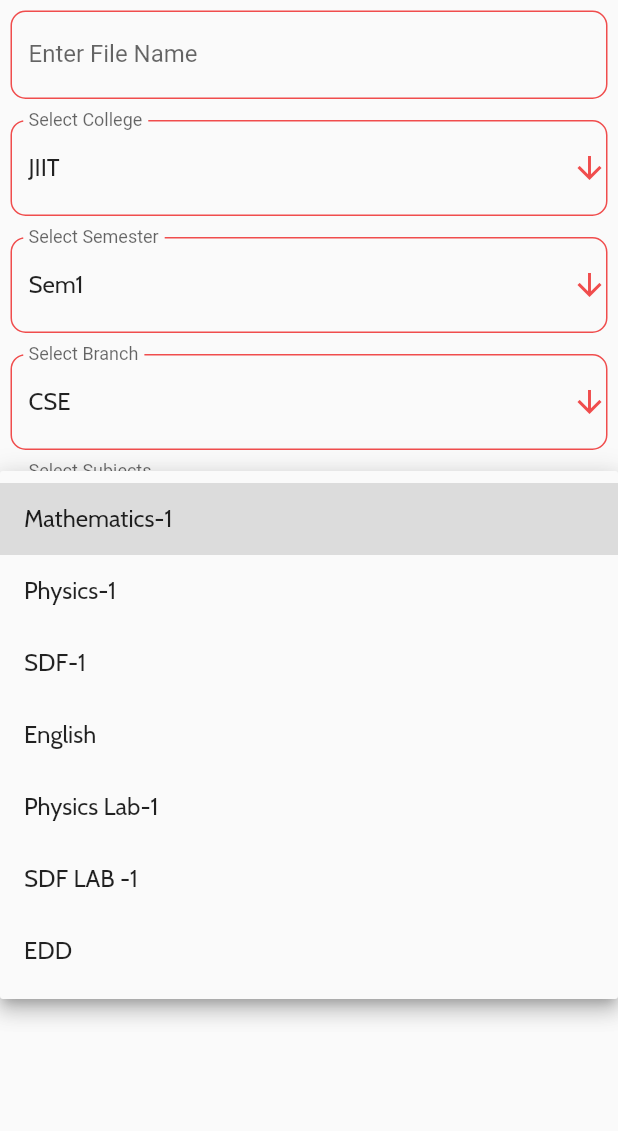
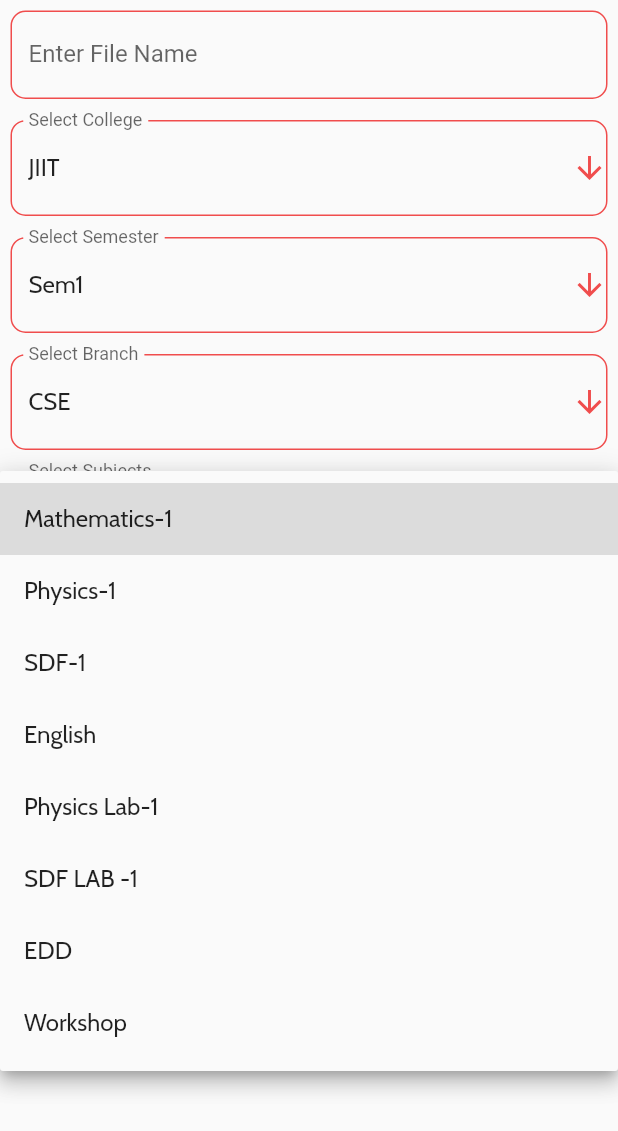
Before and after one commit to axactstudios/fluttersolvecaseuploader, a Flutter app: the UploadStudyMaterial widget shown alone on an empty page, opened directly, after a tap on "Mathematics-1", on a phone screen of 412 x 824 dp. Shown: the top 1131 px of the screen. Run offline on Flutter 3.47's test engine with Material 2 defaults, Android fonts, the phone set to English and light mode, and no system bars; our stand-ins replace file_picker, firebase_database, firebase_storage, fluttertoast, image_picker; accounts and stored records are empty; project files that could hold a hidden picture were left out.

Commit message:
finalyy everyting dne just render flex left

```diff
--- a/lib/UploadStudyMaterial.dart
+++ b/lib/UploadStudyMaterial.dart
@@ -26,7 +26,8 @@ class _UploadStudyMaterialState extends State<UploadStudyMaterial> {
     'English',
     'Physics Lab-1 ',
     'SDF LAB -1',
-    'EDD'
+    'EDD',
+    'Workshop'
   ];
   final listOfSubjects2Cse = [
     "Mathematics-2",
@@ -36,7 +37,8 @@ class _UploadStudyMaterialState extends State<UploadStudyMaterial> {
     "Physics Lab-2",
     "Electrical Science Lab-I",
     "SDF LAB-2",
-    "Workshop"
+    "Workshop",
+    "EDD"
   ];
   final listOfSubjects3Cse = [
     "Database Systems and Web",
@@ -113,7 +115,8 @@ class _UploadStudyMaterialState extends State<UploadStudyMaterial> {
     'English',
     'Physics Lab-1 ',
     'SDF LAB -1',
-    'EDD'
+    'EDD',
+    'Workshop'
   ];
   String DropdownValuesub = 'Mathematics-1';
 
```
